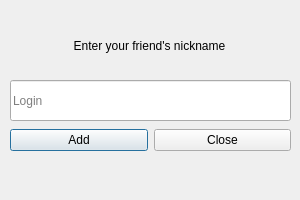
Before: the Qt Designer form addfriend.ui in olegrok/Messenger, drawn with Qt 5.
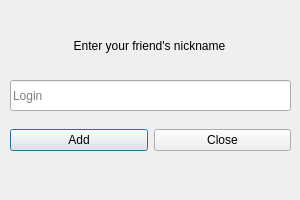
After: the same form once the commit is applied.

Patch:
```diff
--- a/addfriend.ui
+++ b/addfriend.ui
@@ -31,7 +31,7 @@
      <x>10</x>
      <y>80</y>
      <width>281</width>
-     <height>41</height>
+     <height>31</height>
     </rect>
    </property>
    <property name="styleSheet">
```
